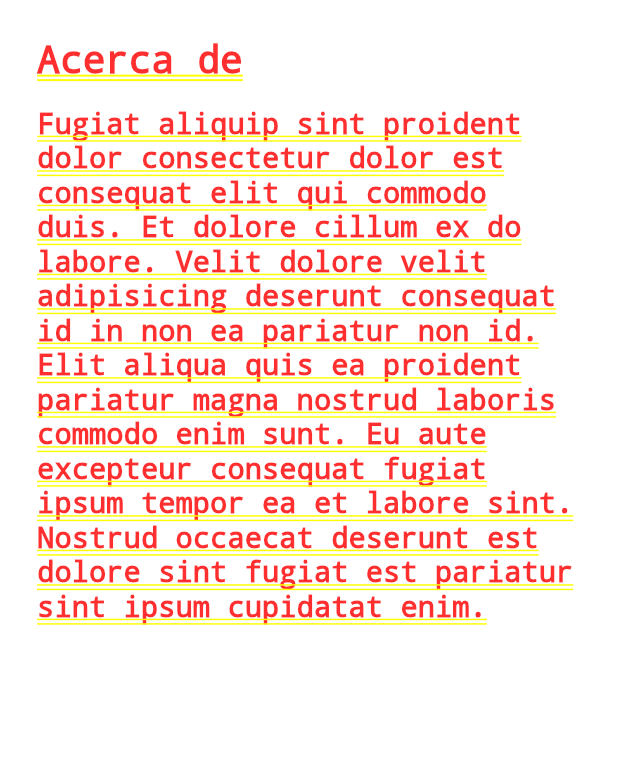
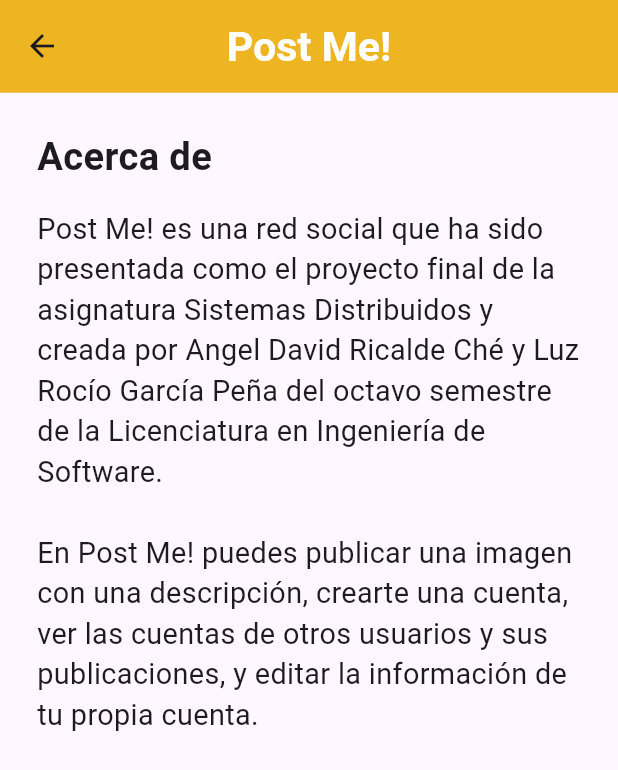
Before and after one commit to LuzR25/app_post_me, a Flutter app: the AcercaDeView screen opened by its route, on a phone screen of 412 x 824 dp. Shown: the top 770 px of the screen. Run offline on Flutter 3.47's test engine with Material 3 defaults, Android fonts, the phone set to English and light mode, and no system bars; our stand-ins replace fluttertoast, image_picker, shared_preferences, sizer, sqflite; accounts and stored records are empty.

```diff
--- a/lib/Controllers/db_usuario_controller.dart
+++ b/lib/Controllers/db_usuario_controller.dart
@@ -37,7 +37,7 @@ class UsuarioDatabaseController {
   static Future<void> actualizarUsuario(Usuario usuario) async {
     Database database = await _openDB();
     await database.update('Usuario', usuario.toJson(),
-        where: 'id = ?', whereArgs: [usuario.idUsuario]);
+        where: 'idUsuario = ?', whereArgs: [usuario.idUsuario]);
   }
 
   static Future<void> delete() async {
--- a/lib/Links/links.dart
+++ b/lib/Links/links.dart
@@ -1,5 +1,7 @@
 
 const String baseURL = "http://192.168.5.29";
-String apiPublicaciones = "$baseURL/postme/public/api/publicaciones";
+String apiPublicacionesUsuario = "$baseURL/postme/public/api/publicaciones";
+String apiPublicacionesCrear = "$baseURL/postme/public/api/publicaciones/save";
+String apiPublicacionesObtener = "$baseURL/postme/public/api/publicaciones/obtener";
 String apiUsuarios = "$baseURL/postme/public/api/usuarios"; //Concatenar idUsuario para obtener los datos de un usuario
 String apiLogin = "$baseURL/postme/public/api/usuarios/login";
--- a/lib/Providers/publicacion_provider.dart
+++ b/lib/Providers/publicacion_provider.dart
@@ -11,6 +11,7 @@ class PublicacionProvider extends ChangeNotifier {
 
   String? fotoBase64;
   Uint8List? bytesFoto;
+  Uint8List? fotoCambiar;
   Usuario? usuario;
 
   List<Publicacion> listaPublicacionesInicio = [];
--- a/lib/Routes/routes.dart
+++ b/lib/Routes/routes.dart
@@ -13,6 +13,7 @@ class AppRoutes {
     RouteModel(route: 'acerca_de', name: 'Acerca_de', screen: const AcercaDeView()),
     RouteModel(route: 'modificar_datos', name: 'Modificar_datos', screen: const ModificarDatosView()),
     RouteModel(route: 'navegacion_app', name: 'Navegacion_app', screen: const NavegacionAppView()),
+    //RouteModel(route: 'perfil', name: 'Perfil', screen: PerfilView()),
     RouteModel(route: 'registro', name: 'Registro', screen: const RegistroView())
   ];
 
--- a/lib/Views/acerca_de_view.dart
+++ b/lib/Views/acerca_de_view.dart
@@ -7,7 +7,22 @@ class AcercaDeView extends StatelessWidget {
 
   @override
   Widget build(BuildContext context) {
-    return Padding(
+    return Scaffold(
+      appBar: AppBar(
+        toolbarHeight: 15.w,
+        centerTitle: true,
+        titleSpacing: 0,
+        //backgroundColor: AppThemes.headerBackground,
+        title: Text(
+          'Post Me!',
+          style: TextStyle(
+              fontSize: 20.sp,
+              fontWeight: FontWeight.bold,
+              color: Colors.white),
+        ),
+        elevation: 0,
+      ),
+      body: Padding(
       padding: EdgeInsets.all(AppThemes.paddingAppGeneral),
       child: Column(
         crossAxisAlignment: CrossAxisAlignment.start,
@@ -21,18 +36,19 @@ class AcercaDeView extends StatelessWidget {
           SizedBox(height: 2.h),
 
           Text(
-            'Fugiat aliquip sint proident dolor consectetur dolor est consequat'
-            ' elit qui commodo duis. Et dolore cillum ex do labore. Velit dolore'
-            ' velit adipisicing deserunt consequat id in non ea pariatur non id.'
-            ' Elit aliqua quis ea proident pariatur magna nostrud laboris commodo'
-            ' enim sunt. Eu aute excepteur consequat fugiat ipsum tempor ea et '
-            'labore sint. Nostrud occaecat deserunt est dolore sint fugiat est '
-            'pariatur sint ipsum cupidatat enim.',
+            'Post Me! es una red social que ha sido presentada como el proyecto final de'
+            ' la asignatura Sistemas Distribuidos y creada por Angel David Ricalde'
+            ' Ché y Luz Rocío García Peña del octavo semestre de la Licenciatura'
+            ' en Ingeniería de Software.\n\n'
+            'En Post Me! puedes publicar una imagen con una descripción, crearte'
+            ' una cuenta, ver las cuentas de otros usuarios y sus publicaciones, y'
+            ' editar la información de tu propia cuenta.',
             style: TextStyle(
                 fontSize: AppThemes.textoSize),
           ),
         ],
       ),
-    );
+    ),
+   );
   }
 }
--- a/lib/Views/registro_view.dart
+++ b/lib/Views/registro_view.dart
@@ -85,7 +85,7 @@ class _RegistroViewState extends State<RegistroView> {
 
                       ClipOval(
                         child: fotoPerfil == null
-                        ? Image.asset("assets/images/vaca.png", width: 16.h, height: 16.h,  fit: BoxFit.cover,)
+                        ? Image.asset("assets/images/fondo_foto.png", width: 16.h, height: 16.h,  fit: BoxFit.cover,)
 
                         : Image.memory(fotoPerfil, width: 16.h, height: 16.h,  fit: BoxFit.cover,)
                       ),
--- a/lib/Views/views.dart
+++ b/lib/Views/views.dart
@@ -1,3 +1,4 @@
+export 'package:app_post_me/Views/perfil_view.dart';
 export 'package:app_post_me/Views/acerca_de_view.dart';
 export 'package:app_post_me/Views/login_view.dart';
 export 'package:app_post_me/Views/modificar_datos_view.dart';
--- a/lib/Widgets/inicio_widget.dart
+++ b/lib/Widgets/inicio_widget.dart
@@ -30,6 +30,7 @@ class _InicioWidgetState extends State<InicioWidget> {
             padding: EdgeInsets.all(AppThemes.paddingInicio),
             itemCount: publicaciones.length,
             itemBuilder: (context, index) => TarjetaPublicacionWidget(
+              idUsuario: publicaciones[index].idUsuario,
               nombreUsuario: publicaciones[index].nombreUsuario,
               fechaPublicacion: publicaciones[index].fecha,
               descripcion: publicaciones[index].descripcion!, // == "" ? "" : publicaciones[index].descripcion!,
```
Also changed, not shown: lib/Controllers/db_publicaciones_controller.dart (+7 -0 lines), lib/Controllers/publicaciones_controller.dart (+26 -7 lines), lib/Controllers/usuario_controller.dart (+14 -15 lines), lib/Models/publicacion_model.dart (+1 -6 lines), lib/Views/modificar_datos_view.dart (+35 -17 lines), lib/Views/perfil_view.dart (added, +141 -0 lines), lib/Widgets/configuracion_widget.dart (+7 -3 lines), lib/Widgets/crear_publicacion_widget.dart (+7 -2 lines), lib/Widgets/perfil_widget.dart (+23 -32 lines), lib/Widgets/tarjeta_publicacion_widget.dart (+6 -1 lines), assets/images/fondo_foto.png (added), assets/images/vaca.png (deleted).
